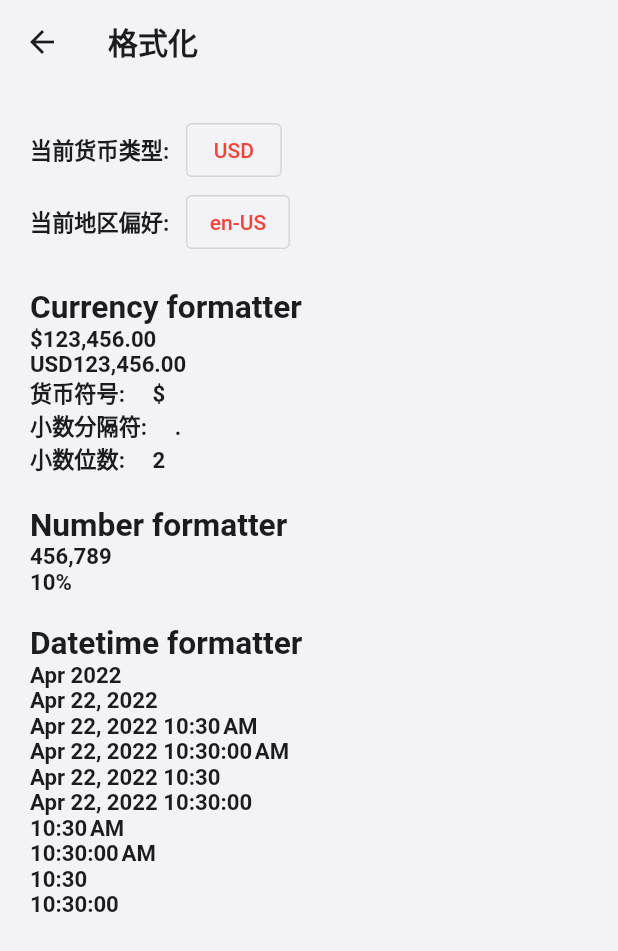
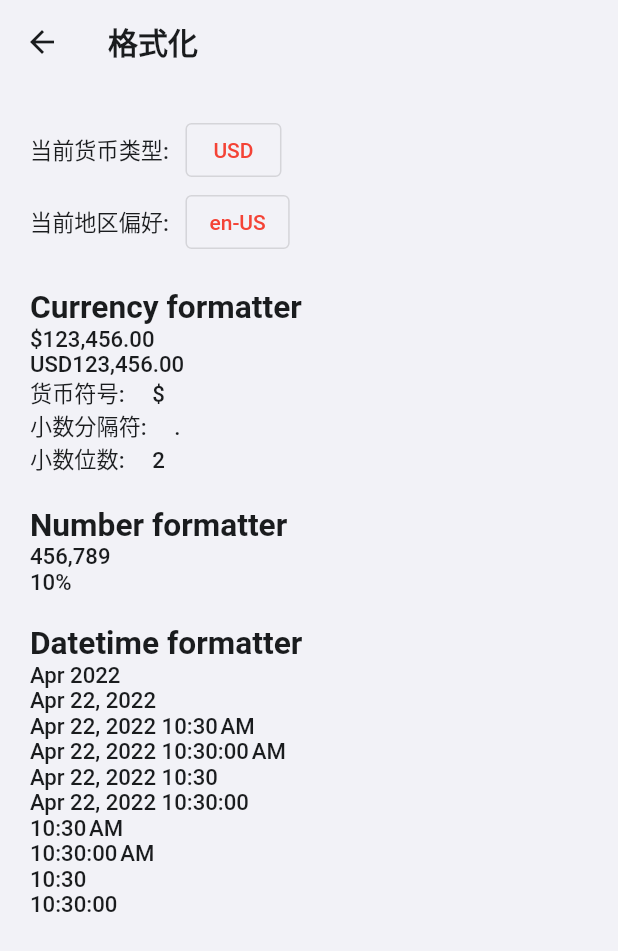
Before and after one commit to cctangwen/wise_util, a Flutter app: the FormatterPage screen opened by its route, on a phone screen of 412 x 824 dp. Shown: the top 951 px of the screen. Run offline on Flutter 3.47's test engine with Material 2 defaults, Android fonts, the phone set to English and light mode, and no system bars; our stand-ins replace cached_network_image, dio, flutter_form_builder, fluttertoast, get, grouped_list and 6 more; missing offline and left inert: app_installer; accounts and stored records are empty; generated files the repository leaves out were written again; network calls fail; Roboto replaces fonts that are missing (Regular).

Commit message:
Update wise_style.dart

```diff
--- a/lib/res/wise_style.dart
+++ b/lib/res/wise_style.dart
@@ -44,21 +44,21 @@ class WiseStyle {
       fontFamily: 'Regular',
       color: Get.isDarkMode ? Color(0xFFE2E2E5) : Color(0xFF1A1C1E),
       fontSize: 16.0.sp,
-      fontWeight: FontWeight.w600);
+      fontWeight: FontWeight.w500);
 
   ///中号正文Body-适配深色模式
   static TextStyle textStyleMediumBody() => TextStyle(
       fontFamily: 'Regular',
       color: Get.isDarkMode ? Color(0xFFE2E2E5) : Color(0xFF1A1C1E),
       fontSize: 14.0.sp,
-      fontWeight: FontWeight.w600);
+      fontWeight: FontWeight.w500);
 
   ///小号正文Body-适配深色模式
   static TextStyle textStyleSmallBody() => TextStyle(
       fontFamily: 'Regular',
       color: Get.isDarkMode ? Color(0xFFE2E2E5) : Color(0xFF1A1C1E),
       fontSize: 12.0.sp,
-      fontWeight: FontWeight.w600);
+      fontWeight: FontWeight.w500);
 
   ///大号标签Label-适配深色模式
   static TextStyle textStyleLargeLabel() => TextStyle(
```
